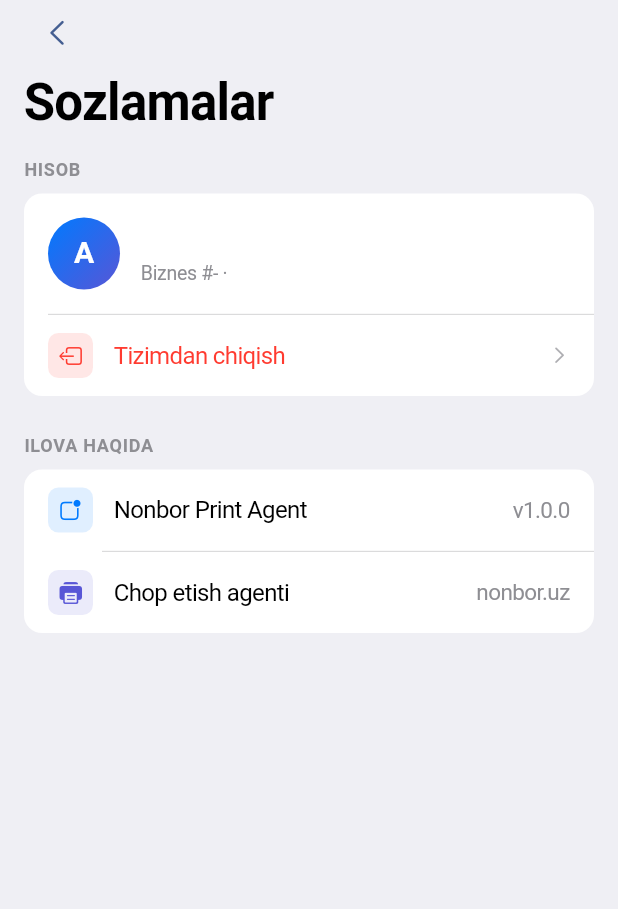
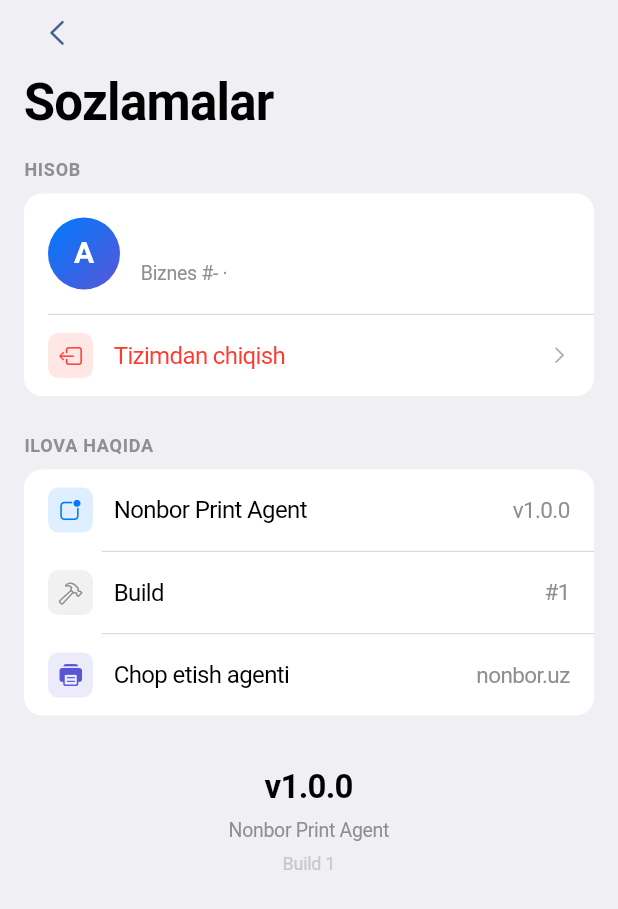
Before and after one commit to Ikhtiyor-s/xprinter, a Flutter app: the SettingsScreen screen opened directly, on a phone screen of 412 x 824 dp. Shown: the top 909 px of the screen. Run offline on Flutter 3.47's test engine with Material 3 defaults, Android fonts, the phone set to English and light mode, and no system bars; our stand-ins replace package_info_plus, shared_preferences; accounts and stored records are empty.

Commit message:
feat: versiya ko'rsatish — package_info_plus, settings pastida v1.0.0
Co-Authored-By: Claude Sonnet 4.6 <noreply@anthropic.com>

```diff
--- a/mobile/lib/screens/settings_screen.dart
+++ b/mobile/lib/screens/settings_screen.dart
@@ -1,11 +1,33 @@
 import 'package:flutter/cupertino.dart';
 import 'package:flutter/material.dart';
+import 'package:package_info_plus/package_info_plus.dart';
 import '../theme/app_theme.dart';
 import '../services/api_service.dart';
 import 'login_screen.dart';
 
-class SettingsScreen extends StatelessWidget {
+class SettingsScreen extends StatefulWidget {
   const SettingsScreen({super.key});
+  @override
+  State<SettingsScreen> createState() => _SettingsScreenState();
+}
+
+class _SettingsScreenState extends State<SettingsScreen> {
+  String _version = '';
+  String _buildNumber = '';
+
+  @override
+  void initState() {
+    super.initState();
+    _loadVersion();
+  }
+
+  Future<void> _loadVersion() async {
+    final info = await PackageInfo.fromPlatform();
+    setState(() {
+      _version     = info.version;
+      _buildNumber = info.buildNumber;
+    });
+  }
 
   Future<void> _logout(BuildContext context) async {
     final ok = await showCupertinoDialog<bool>(
@@ -52,7 +74,7 @@ class SettingsScreen extends StatelessWidget {
               padding: const EdgeInsets.fromLTRB(16, 8, 16, 32),
               child: Column(children: [
 
-                // Account section
+                // Hisob
                 _sectionLabel("Hisob"),
                 const SizedBox(height: 8),
                 Container(
@@ -79,11 +101,8 @@ class SettingsScreen extends StatelessWidget {
                               ApiService.username.isNotEmpty
                                 ? ApiService.username[0].toUpperCase()
                                 : "A",
-                              style: const TextStyle(
-                                color: Colors.white,
-                                fontSize: 20,
-                                fontWeight: FontWeight.w700,
-                              ),
+                              style: const TextStyle(color: Colors.white, fontSize: 20,
+                                  fontWeight: FontWeight.w700),
                             ),
                           ),
                         ),
@@ -114,7 +133,7 @@ class SettingsScreen extends StatelessWidget {
                 ),
                 const SizedBox(height: 24),
 
-                // App info
+                // Ilova haqida
                 _sectionLabel("Ilova haqida"),
                 const SizedBox(height: 8),
                 Container(
@@ -127,7 +146,14 @@ class SettingsScreen extends StatelessWidget {
                       icon: CupertinoIcons.app_badge,
                       iconColor: IosColors.blue,
                       label: "Nonbor Print Agent",
-                      value: "v1.0.0",
+                      value: _version.isNotEmpty ? "v$_version" : "",
+                    ),
+                    const Divider(height: 1, thickness: 0.5, indent: 52, color: IosColors.separator),
+                    _SettingsRow(
+                      icon: CupertinoIcons.hammer,
+                      iconColor: IosColors.gray,
+                      label: "Build",
+                      value: _buildNumber.isNotEmpty ? "#$_buildNumber" : "",
                     ),
                     const Divider(height: 1, thickness: 0.5, indent: 52, color: IosColors.separator),
                     _SettingsRow(
@@ -138,6 +164,21 @@ class SettingsScreen extends StatelessWidget {
                     ),
                   ]),
                 ),
+                const SizedBox(height: 32),
+
+                // Versiya pastda katta ko'rsatiladi
+                if (_version.isNotEmpty)
+                  Column(children: [
+                    Text("v$_version",
+                      style: const TextStyle(fontSize: 22, fontWeight: FontWeight.w700,
+                          color: IosColors.label, letterSpacing: -0.5)),
+                    const SizedBox(height: 4),
+                    Text("Nonbor Print Agent",
+                      style: const TextStyle(fontSize: 13, color: IosColors.secondaryLabel)),
+                    const SizedBox(height: 4),
+                    Text("Build $_buildNumber",
+                      style: const TextStyle(fontSize: 12, color: IosColors.tertiaryLabel)),
+                  ]),
 
               ]),
             ),
@@ -191,18 +232,14 @@ class _SettingsRow extends StatelessWidget {
             child: Icon(icon, color: iconColor, size: 16),
           ),
           const SizedBox(width: 14),
-          Expanded(
-            child: Text(label, style: TextStyle(
-              fontSize: 16, color: labelColor ?? IosColors.label)),
-          ),
-          if (value != null)
-            Text(value!, style: const TextStyle(
-                fontSize: 15, color: IosColors.secondaryLabel)),
+          Expanded(child: Text(label,
+              style: TextStyle(fontSize: 16, color: labelColor ?? IosColors.label))),
+          if (value != null && value!.isNotEmpty)
+            Text(value!, style: const TextStyle(fontSize: 15, color: IosColors.secondaryLabel)),
           if (showChevron || onTap != null)
             const Padding(
               padding: EdgeInsets.only(left: 6),
-              child: Icon(CupertinoIcons.chevron_right,
-                  color: IosColors.gray2, size: 14),
+              child: Icon(CupertinoIcons.chevron_right, color: IosColors.gray2, size: 14),
             ),
         ]),
       ),
--- a/mobile/pubspec.yaml
+++ b/mobile/pubspec.yaml
@@ -14,6 +14,7 @@ dependencies:
   shared_preferences: ^2.5.0
   google_fonts: ^6.2.1
   flutter_animate: ^4.5.2
+  package_info_plus: ^8.3.0
 
 dev_dependencies:
   flutter_test:
```
